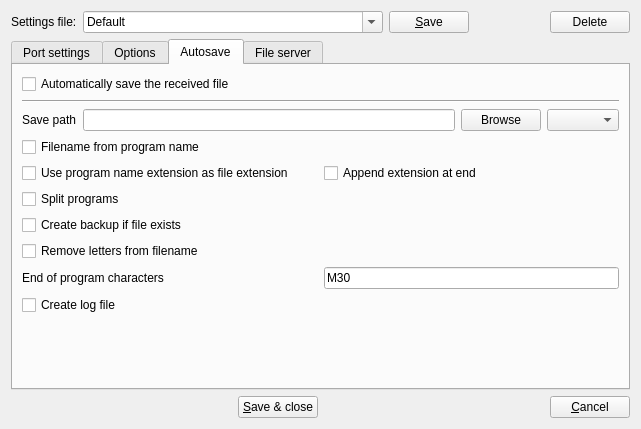
This is src/serialportconfigdialog.ui in GCodeProjects/GCodeWorkShop as Qt 5 draws it before an edit. The edited form follows.
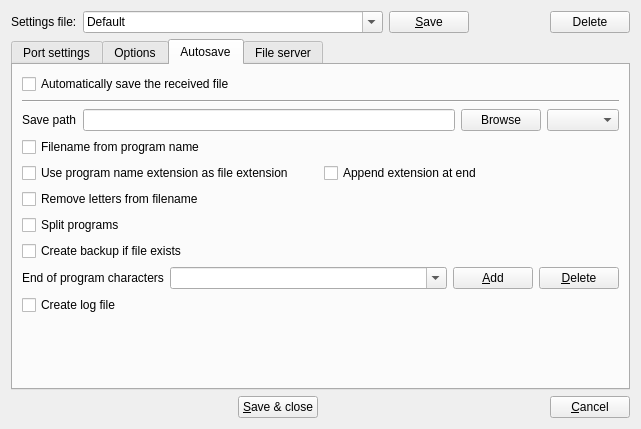
This is the edited form. The open tabs and pages were chosen to show the change. Icons and pictures are not drawn.

```diff
--- a/src/serialportconfigdialog.ui
+++ b/src/serialportconfigdialog.ui
@@ -976,13 +976,6 @@
        <item>
         <layout class="QGridLayout" name="gridLayout_10">
          <item row="4" column="0">
-          <widget class="QCheckBox" name="removeLettersCheckBox">
-           <property name="text">
-            <string>Remove letters from filename</string>
-           </property>
-          </widget>
-         </item>
-         <item row="3" column="0">
           <widget class="QCheckBox" name="renameCheckBox">
            <property name="text">
             <string>Create backup if file exists</string>
@@ -1027,26 +1020,41 @@
            </item>
           </layout>
          </item>
-         <item row="2" column="0">
+         <item row="3" column="0">
           <widget class="QCheckBox" name="splitProgramsCheckBox">
            <property name="text">
             <string>Split programs</string>
            </property>
           </widget>
          </item>
+         <item row="2" column="0">
+          <widget class="QCheckBox" name="removeLettersCheckBox">
+           <property name="toolTip">
+            <string>Letters in detected filename will be removed (only digits will be left).
+If in result filename becomes empty, version with letters will be used.</string>
+           </property>
+           <property name="text">
+            <string>Remove letters from filename</string>
+           </property>
+          </widget>
+         </item>
          <item row="5" column="0">
-          <layout class="QHBoxLayout" name="horizontalLayout_5">
-           <item>
-            <widget class="QLabel" name="label_11">
+          <layout class="QGridLayout" name="gridLayout_11">
+           <item row="1" column="3">
+            <widget class="QPushButton" name="deleteEobButton">
              <property name="text">
-              <string>End of program characters</string>
+              <string>&amp;Delete</string>
+             </property>
+             <property name="icon">
+              <iconset resource="application.qrc">
+               <normaloff>:/images/list-remove.png</normaloff>:/images/list-remove.png</iconset>
              </property>
             </widget>
            </item>
-           <item>
-            <widget class="QLineEdit" name="endOfProgCharLineEdit">
+           <item row="1" column="1">
+            <widget class="QComboBox" name="endOfProgComboBox">
              <property name="sizePolicy">
-              <sizepolicy hsizetype="Minimum" vsizetype="Fixed">
+              <sizepolicy hsizetype="Expanding" vsizetype="Fixed">
                <horstretch>0</horstretch>
                <verstretch>0</verstretch>
               </sizepolicy>
@@ -1054,8 +1062,29 @@
              <property name="toolTip">
               <string>&lt;html&gt;&lt;head/&gt;&lt;body&gt;&lt;p&gt;You can write here:&lt;/p&gt;&lt;p&gt;	Plain text&lt;/p&gt;&lt;p&gt;AND/OR&lt;/p&gt;&lt;p&gt;	Hex codes of ASCII characters.&lt;/p&gt;&lt;p&gt;	Example: &lt;/p&gt;&lt;p&gt;	% 0x0A 0x0D - % and new line characters&lt;/p&gt;&lt;p&gt;	0x20 0x0A 0x0D - space character and new line characters&lt;/p&gt;&lt;p&gt;	Space and control characters can only be written as hex numbers:&lt;/p&gt;&lt;p&gt;	0x20 (space), 0x13 (XOFF), 0x11 (XON) ...&lt;/p&gt;&lt;p&gt;AND/OR&lt;/p&gt;&lt;p&gt;	Special characters codes can be used:&lt;/p&gt;&lt;p&gt;	LF - Line Feed also Rarrige Return (replaced later by end of block characters)&lt;/p&gt;&lt;p&gt;	SP - Space&lt;/p&gt;&lt;p&gt;	TAB - Tabulation&lt;/p&gt;&lt;/body&gt;&lt;/html&gt;</string>
              </property>
+             <property name="editable">
+              <bool>true</bool>
+             </property>
+            </widget>
+           </item>
+           <item row="1" column="0">
+            <widget class="QLabel" name="label_11">
              <property name="text">
-              <string>M30</string>
+              <string>End of program characters</string>
+             </property>
+            </widget>
+           </item>
+           <item row="1" column="2">
+            <widget class="QPushButton" name="addEobButton">
+             <property name="toolTip">
+              <string>Add to list</string>
+             </property>
+             <property name="text">
+              <string>&amp;Add</string>
+             </property>
+             <property name="icon">
+              <iconset resource="application.qrc">
+               <normaloff>:/images/add.png</normaloff>:/images/add.png</iconset>
              </property>
             </widget>
            </item>
```
Left out of the diff: 107 changed lines with no effect on the pictures.
